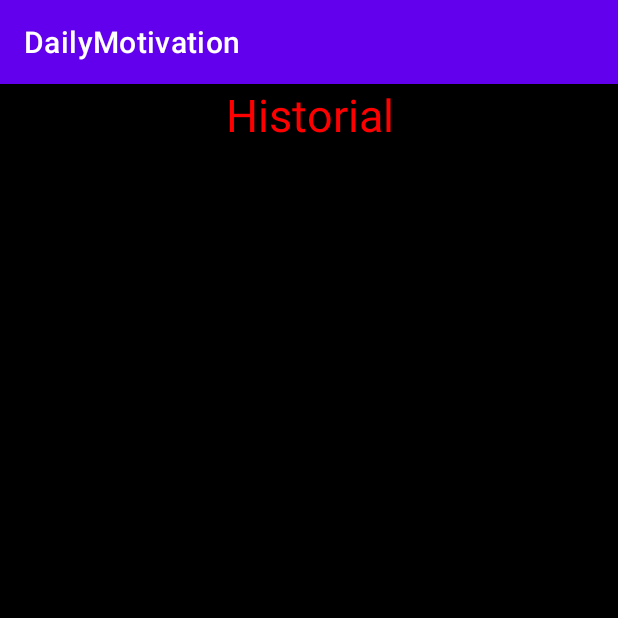
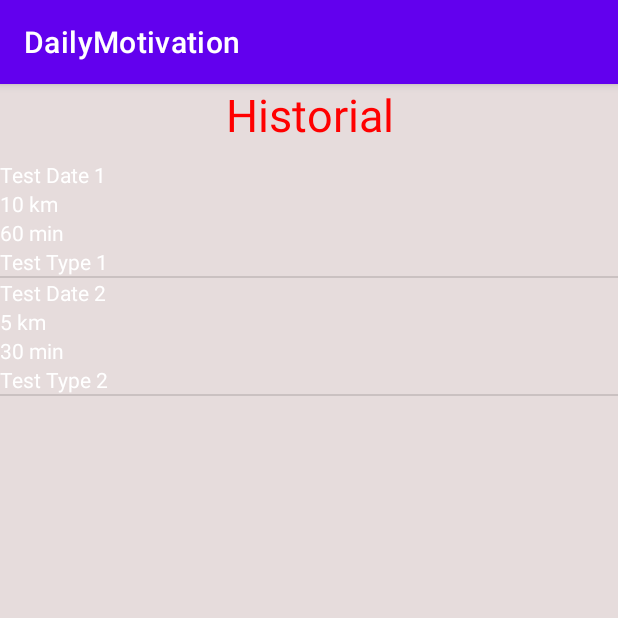
Before and after one commit to alosslessdev/Parcial1ds6, an Android app: the historial screen opened directly, with no data from a screen before it, on a phone screen of 412 x 824 dp, the top half of it. Run offline under Robolectric (Android 15) with nearby library versions, the phone set to English and light mode, and no system bars.

Commit message:
funciona historial

```diff
--- a/app/build.gradle.kts
+++ b/app/build.gradle.kts
@@ -24,6 +24,7 @@ android {
                 "proguard-rules.pro"
             )
         }
+
     }
     compileOptions {
         sourceCompatibility = JavaVersion.VERSION_11
--- /dev/null
+++ b/app/src/main/java/com/example/dailymotivation/Adapters/TrainingRecordAdapter.java
@@ -0,0 +1,83 @@
+package com.example.dailymotivation.Adapters;
+
+import android.content.Context;
+import android.view.LayoutInflater;
+import android.view.View;
+import android.view.ViewGroup;
+import android.widget.ArrayAdapter;
+import android.widget.TextView;
+
+import androidx.annotation.NonNull;
+import androidx.annotation.Nullable;
+
+import com.example.dailymotivation.Entidades.ElementoHistorial;
+import com.example.dailymotivation.R;
+
+import java.util.ArrayList;
+import java.util.List;
+
+public class TrainingRecordAdapter extends ArrayAdapter<ElementoHistorial> {
+
+    List<ElementoHistorial> trainingRecords;
+
+    public TrainingRecordAdapter(@NonNull Context context,  @NonNull List<ElementoHistorial> objects) {
+        super(context, R.layout.listview_template);
+        trainingRecords = objects;
+
+        if (this.trainingRecords == null) {
+            android.util.Log.e("ADAPTER_DEBUG", "Constructor: Passed 'objects' list is NULL");
+            this.trainingRecords = new ArrayList<>(); // Initialize to empty to avoid later NullPointerExceptions
+        } else {
+            android.util.Log.d("ADAPTER_DEBUG", "Constructor: Passed list size: " + this.trainingRecords.size());
+        }
+
+    }
+
+    @Override
+    public int getCount() {
+        if (trainingRecords == null) {
+            android.util.Log.e("ADAPTER_DEBUG", "getCount: trainingRecords list is NULL");
+            return 0;
+        }
+        int count = trainingRecords.size();
+        android.util.Log.d("ADAPTER_DEBUG", "getCount() returning: " + count);
+        return count;
+    }
+
+
+    @NonNull
+    @Override
+    public View getView(int position, @Nullable View convertView, @NonNull ViewGroup parent) {
+
+        View item = convertView;
+
+        // Get the training record information
+        android.util.Log.d("ADAPTER_DEBUG", "getView for position: " + position + ", Data: " + trainingRecords.get(position).getFecha());
+//        LayoutInflater inflater = LayoutInflater.from(getContext());
+//        View item = inflater.inflate(R.layout.listview_template, parent, false);
+
+        item = LayoutInflater.from(getContext()).inflate(R.layout.listview_template, parent, false);
+
+
+        // Build a string to display the ElementoHistorial information
+            // You can customize this based on how you want to display the dat
+
+            TextView textview1 = item.findViewById(R.id.textView1);
+            textview1.setText(trainingRecords.get(position).getFecha());
+
+            TextView textview2 = item.findViewById(R.id.textView2);
+            textview2.setText(trainingRecords.get(position).getDistancia());
+
+            TextView textview3 = item.findViewById(R.id.textView3);
+            textview3.setText(trainingRecords.get(position).getTiempo());
+
+            TextView textview4 = item.findViewById(R.id.textView4);
+            textview4.setText(trainingRecords.get(position).getTipo());
+
+            // If you have a custom layout with multiple TextViews, you would set them individually here.
+            // For example, if you create a custom layout file (e.g., custom_list_item.xml) with multiple TextViews
+            // for date, distance, time, and type.
+
+        return item;
+    }
+}
--- /dev/null
+++ b/app/src/main/java/com/example/dailymotivation/Entidades/ElementoHistorial.java
@@ -0,0 +1,51 @@
+package com.example.dailymotivation.Entidades;
+
+public class ElementoHistorial {
+
+    private String fecha;
+    private String distancia;
+    private String tiempo;
+    private String tipo;
+    public ElementoHistorial(String fecha, String distancia, String tiempo, String tipo) {
+        this.fecha = fecha;
+        this.distancia = distancia;
+        this.tiempo = tiempo;
+        this.tipo = tipo;
+    }
+
+    public String getFecha() {
+        return fecha;
+    }
+
+    public void setFecha(String fecha) {
+        this.fecha = fecha;
+    }
+
+    public String getDistancia() {
+        return distancia;
+    }
+
+    public void setDistancia(String distancia) {
+        this.distancia = distancia;
+    }
+
+    public String getTiempo() {
+        return tiempo;
+    }
+
+    public void setTiempo(String tiempo) {
+        this.tiempo = tiempo;
+    }
+
+    public String getTipo() {
+        return tipo;
+    }
+
+    public void setTipo(String tipo) {
+        this.tipo = tipo;
+    }
+
+
+
+
+}
--- a/app/src/main/java/com/example/dailymotivation/historial.java
+++ b/app/src/main/java/com/example/dailymotivation/historial.java
@@ -1,8 +1,9 @@
+
+
 package com.example.dailymotivation;
 
 import android.os.Bundle;
 import android.os.Environment;
-import android.widget.ArrayAdapter;
 import android.widget.ListView;
 import android.widget.Toast;
 
@@ -12,6 +13,9 @@ import androidx.core.graphics.Insets;
 import androidx.core.view.ViewCompat;
 import androidx.core.view.WindowInsetsCompat;
 
+import com.example.dailymotivation.Adapters.TrainingRecordAdapter;
+import com.example.dailymotivation.Entidades.ElementoHistorial;
+
 import java.io.BufferedReader;
 import java.io.File;
 import java.io.FileNotFoundException;
@@ -19,11 +23,12 @@ import java.io.FileReader;
 import java.io.IOException;
 import java.util.ArrayList;
 import java.util.List;
+import java.util.Locale;
 
 public class historial extends AppCompatActivity {
 
-ListView listHistorial;
-    List<String> trainingRecords;
+    ListView listHistorial;
+    ArrayList<ElementoHistorial> trainingRecordsList; // Changed to ArrayList<ElementoHistorial>
     @Override
     protected void onCreate(Bundle savedInstanceState) {
         super.onCreate(savedInstanceState);
@@ -34,51 +39,86 @@ ListView listHistorial;
             v.setPadding(systemBars.left, systemBars.top, systemBars.right, systemBars.bottom);
             return insets;
         });
-
+        listHistorial = findViewById(R.id.listHistorial); // Initialize listHistorial
+        if (listHistorial == null) {
+            android.util.Log.e("HISTORIAL_DEBUG", "ListView listHistorial is NULL after findViewById!");
+            // If this happens, your ListView ID in XML is wrong or not in activity_historial.xml
+            return;
+        }
         readTrainingData1();
     }
 
+//    private void readTrainingData1() { // Renamed from readTrainingData
+//            trainingRecordsList = new ArrayList<>(); // Initialize trainingRecordsList
+//            // Use training_data.csv instead of training_log.csv
+//            File csvFile = new File(getFilesDir(), "training_log.csv");
+//
+//            if (!csvFile.exists()) {
+//                return;
+//            }
+//
+//            try (BufferedReader reader = new BufferedReader(new FileReader(csvFile))) { // Corrected FileReader
+//
+//                String line;
+//                boolean firstLine = true;
+//                while ((line = reader.readLine()) != null) {
+//                    if (firstLine) {
+//                        firstLine = false;
+//                        continue;
+//                    }
+//                    List<String> data = new ArrayList<>(List.of(line.split(","))); // Use ArrayList
+//                    // Adjust data parsing based on the structure of training_data.csv
+//                    // Assuming training_data.csv has: Date,Distance,Time,Type
+//                    if (data.size() >= 3) { // Ensure at least 4 columns
+//                        String date = data.get(0);
+//                        String distance = data.get(1);
+//                        String time = data.get(2);
+//                        String type = data.get(3);
+//
+//                        trainingRecordsList.add(new ElementoHistorial(date, distance + " km", time + " min", type)); // Create ElementoHistorial object
+//                    }
+//                }
+//
+//                TrainingRecordAdapter adapter = new TrainingRecordAdapter(this, trainingRecordsList);
+//                listHistorial.setAdapter(adapter);
+//
+//            } catch (FileNotFoundException e) {
+//                Toast.makeText(this, "File not found: " + csvFile.getAbsolutePath(), Toast.LENGTH_LONG).show(); // More informative message
+//                e.printStackTrace();
+//                throw new RuntimeException(e);
+//            } catch (IOException e) {
+//                Toast.makeText(this, "Read error: " + e.getMessage(), Toast.LENGTH_LONG).show();
+//                e.printStackTrace();
+//                // Consider more graceful error handling than throwing RuntimeException
+//            }
+//    }
+
     private void readTrainingData1() {
-            trainingRecords = new ArrayList<>();
-            File storageDir = Environment.getExternalStoragePublicDirectory(Environment.DIRECTORY_DOCUMENTS);
-            File csvFile = new File(storageDir, "training_history.csv");
+        trainingRecordsList = new ArrayList<>();
+        // trainingRecordsList.add(new ElementoHistorial("2023-01-01", "5 km", "30 min", "Run"));
+        // trainingRecordsList.add(new ElementoHistorial("2023-01-02", "3 km", "20 min", "Jog"));
+        // Remove this for actual CSV reading later
+        // /*
+        File csvFile = new File(getFilesDir(), "training_data.csv");
+        // ... rest of your CSV reading logic ...
+        // */
 
-            if (!csvFile.exists()) {
-                return;
-            }
+        // TEMP: Add dummy data
+        if (trainingRecordsList.isEmpty()) { // Only add if CSV loading failed or is commented out
+            trainingRecordsList.add(new ElementoHistorial("Test Date 1", "10 km", "60 min", "Test Type 1"));
+            trainingRecordsList.add(new ElementoHistorial("Test Date 2", "5 km", "30 min", "Test Type 2"));
+            android.util.Log.d("CSV_DEBUG", "Using dummy data as trainingRecordsList was empty.");
+        }
 
-            try (BufferedReader reader = new BufferedReader(new FileReader(csvFile))) {
 
-                String line;
-                boolean firstLine = true;
-                while ((line = reader.readLine()) != null) {
-                    if (firstLine) {
-                        firstLine = false;
-                        continue;
-                    }
-                    String[] data = line.split(",");
-                    if (data.length <= 4) {
-                        String date = data[0];
-                        String distance = data[1];
-                        String time = data[2];
-                        String type = data[3];
-
-                        trainingRecords.add(date + " - " + distance + " km - " + time + " min - " + type);
-                    }
-                }
-
-                ArrayAdapter<String> adapter = new ArrayAdapter<>(this, android.R.layout.simple_list_item_1, trainingRecords);
-                listHistorial.setAdapter(adapter);
-
-            } catch (FileNotFoundException e) {
-                Toast.makeText(this, "File not found", Toast.LENGTH_LONG).show();
-                e.printStackTrace();
-                throw new RuntimeException(e);
-            } catch (IOException e) {
-                Toast.makeText(this, "Read error: " + e.getMessage(), Toast.LENGTH_LONG).show();
-                e.printStackTrace();
-                throw new RuntimeException(e);
-            }
+        TrainingRecordAdapter adapter = new TrainingRecordAdapter(this, trainingRecordsList);
+        listHistorial.setAdapter(adapter);
+        if (trainingRecordsList.isEmpty()) {
+            Toast.makeText(this, "No training data to display.", Toast.LENGTH_LONG).show();
+            android.util.Log.w("CSV_DEBUG", "Training records list is empty after attempting to load/add dummy data.");
+        } else {
+            android.util.Log.d("CSV_DEBUG", "Adapter set with " + trainingRecordsList.size() + " items.");
+        }
     }
 
 }
--- a/app/src/main/res/layout/activity_historial.xml
+++ b/app/src/main/res/layout/activity_historial.xml
@@ -1,25 +1,32 @@
 <?xml version="1.0" encoding="utf-8"?>
 <LinearLayout xmlns:android="http://schemas.android.com/apk/res/android"
     xmlns:tools="http://schemas.android.com/tools"
-    android:background="#000"
-    android:orientation="vertical"
-    android:padding="16dp"
     android:id="@+id/main"
     android:layout_width="match_parent"
     android:layout_height="match_parent"
+    android:background="#E6DCDC"
+    android:orientation="vertical"
+    android:padding="16dp"
     tools:context=".historial">
 
     <TextView
         android:layout_width="match_parent"
         android:layout_height="wrap_content"
+        android:layout_marginBottom="10dp"
         android:gravity="center"
         android:text="Historial"
         android:textColor="#FF0000"
-        android:textSize="30sp"
-        android:layout_marginBottom="10dp"/>
+        android:textSize="30sp" />
 
     <ListView
         android:id="@+id/listHistorial"
         android:layout_width="match_parent"
-        android:layout_height="match_parent"/>
+        android:layout_height="285dp"
+        android:textColor="#FFF" />
+
+    <ListView
+        android:id="@+id/listHistoria"
+        android:layout_width="match_parent"
+        android:layout_height="285dp"
+        android:textColor="#A01515" />
 </LinearLayout>
--- /dev/null
+++ b/app/src/main/res/layout/listview_template.xml
@@ -0,0 +1,51 @@
+<?xml version="1.0" encoding="utf-8"?>
+<LinearLayout xmlns:android="http://schemas.android.com/apk/res/android"
+    xmlns:app="http://schemas.android.com/apk/res-auto"
+    android:layout_width="match_parent"
+    android:layout_height="match_parent"
+    android:orientation="vertical">
+
+    <TextView
+        android:id="@+id/textView1"
+        android:layout_width="wrap_content"
+        android:layout_height="wrap_content"
+        android:text="TextView 1"
+        android:textColor="@color/white"
+        app:layout_constraintBottom_toTopOf="@+id/textView2"
+        app:layout_constraintEnd_toEndOf="parent"
+        app:layout_constraintStart_toStartOf="parent"
+        app:layout_constraintTop_toTopOf="parent" />
+
+    <TextView
+        android:id="@+id/textView2"
+        android:layout_width="wrap_content"
+        android:layout_height="wrap_content"
+        android:text="TextView 2"
+        android:textColor="@color/white"
+        app:layout_constraintBottom_toTopOf="@+id/textView3"
+        app:layout_constraintEnd_toEndOf="parent"
+        app:layout_constraintStart_toStartOf="parent"
+        app:layout_constraintTop_toBottomOf="@+id/textView1" />
+
+    <TextView
+        android:id="@+id/textView3"
+        android:layout_width="wrap_content"
+        android:layout_height="wrap_content"
+        android:text="TextView 3"
+        android:textColor="@color/white"
+        app:layout_constraintBottom_toTopOf="@+id/textView4"
+        app:layout_constraintEnd_toEndOf="parent"
+        app:layout_constraintStart_toStartOf="parent"
+        app:layout_constraintTop_toBottomOf="@+id/textView2" />
+
+    <TextView
+        android:id="@+id/textView4"
+        android:layout_width="wrap_content"
+        android:layout_height="wrap_content"
+        android:text="TextView 4"
+        android:textColor="@color/white"
+        app:layout_constraintBottom_toBottomOf="parent"
+        app:layout_constraintEnd_toEndOf="parent"
+        app:layout_constraintStart_toStartOf="parent"
+        app:layout_constraintTop_toBottomOf="@+id/textView3" />
+</LinearLayout>
```
Also changed, not shown: app/src/main/java/com/example/dailymotivation/metas.java (+7 -0 lines), app/src/main/java/com/example/dailymotivation/registro.java (+35 -15 lines).
